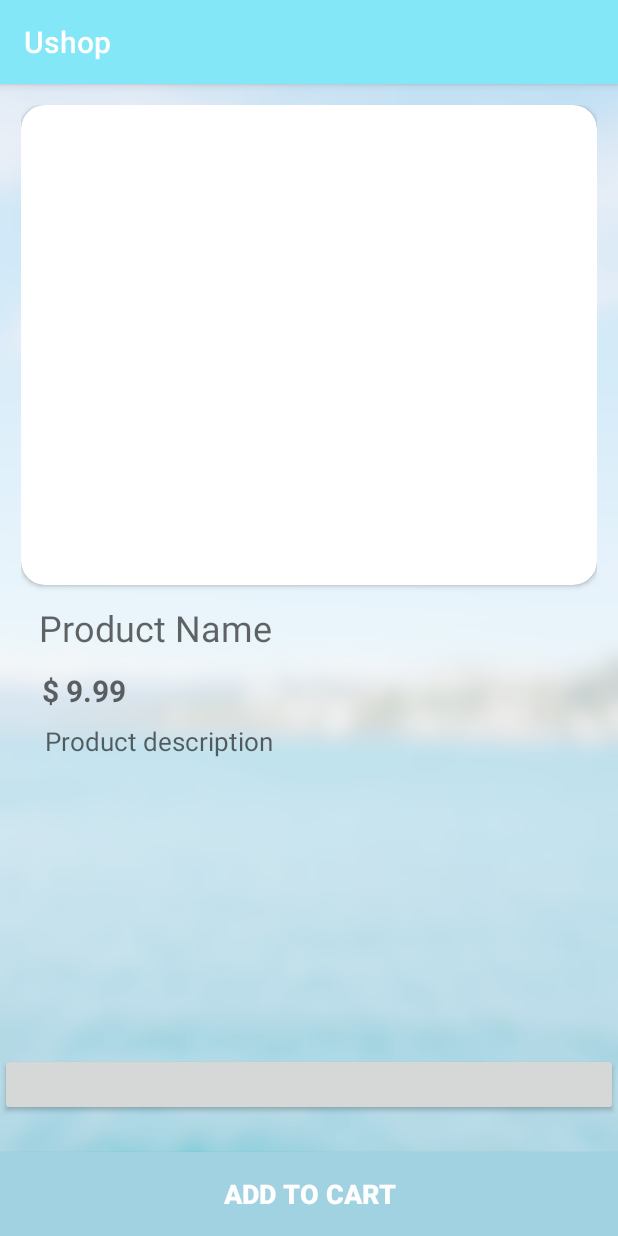
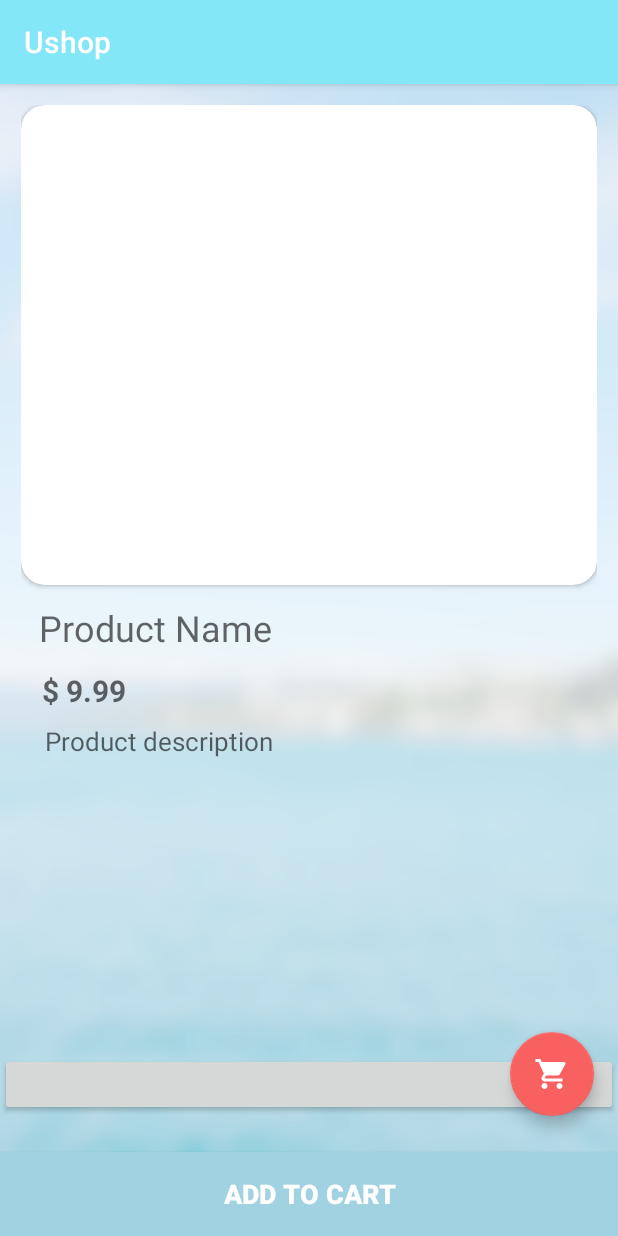
Before and after one commit to naileshvrsn/UShopApp, an Android app: the ProductDetailActivity screen opened directly, with no data from a screen before it, on a phone screen of 412 x 824 dp. Run offline under Robolectric (Android 15) with nearby library versions, the phone set to English and light mode, and no system bars; our stand-ins replace Firebase (no records; nobody signed in at launch, a user with empty details on screens opened directly), Picasso; libraries missing offline, so code that uses them is left out: cn.pedant, com.cepheuen.elegantnumberbutton; plain views replace ElegantNumberButton; pictures from the network do not load; 9 statements that could not run were skipped.

Commit message:
cart button

```diff
--- a/app/src/main/java/com/ushop/ushopapp/ProductDetailActivity.java
+++ b/app/src/main/java/com/ushop/ushopapp/ProductDetailActivity.java
@@ -19,6 +19,7 @@ import android.widget.Toast;
 import com.cepheuen.elegantnumberbutton.view.ElegantNumberButton;
 import com.google.android.gms.tasks.OnCompleteListener;
 import com.google.android.gms.tasks.Task;
+import com.google.android.material.floatingactionbutton.FloatingActionButton;
 import com.google.firebase.auth.FirebaseAuth;
 import com.google.firebase.auth.FirebaseUser;
 import com.google.firebase.firestore.CollectionReference;
@@ -47,6 +48,7 @@ public class ProductDetailActivity extends AppCompatActivity {
     private String store;
     FirebaseUser currentUser;
     Product currentProduct;
+    private FloatingActionButton cartBtn;
 
     private static final String TAG = "ProductDetailActivity";
 
@@ -72,6 +74,7 @@ public class ProductDetailActivity extends AppCompatActivity {
         description = findViewById(R.id.product_description);
         addToCart = findViewById(R.id.addtocart);
         quantityButton = findViewById(R.id.quantityButton);
+        cartBtn = findViewById(R.id.cartViewbtnProductDetail);
 
         switch (store){
             case "Countdown":
@@ -145,6 +148,13 @@ public class ProductDetailActivity extends AppCompatActivity {
                 addProducttoCart();
             }
         });
+
+        cartBtn.setOnClickListener(new View.OnClickListener() {
+            @Override
+            public void onClick(View v) {
+                startActivity(new Intent(getApplicationContext(),CartListActivity.class));
+            }
+        });
     }
 
     private void addProducttoCart() {
--- a/app/src/main/res/layout/activity_product_detail.xml
+++ b/app/src/main/res/layout/activity_product_detail.xml
@@ -73,6 +73,15 @@
         app:textColor="@color/appDarkBlueGreen"
         app:backGroundColor="@color/white"/>
 
+    <com.google.android.material.floatingactionbutton.FloatingActionButton
+        android:id="@+id/cartViewbtnProductDetail"
+        android:layout_width="wrap_content"
+        android:layout_height="wrap_content"
+        android:layout_above="@+id/addtocart"
+        android:layout_alignParentRight="true"
+        android:layout_marginEnd="16dp"
+        android:src="@drawable/ic_shopping_cart_blue_24dp"/>
+
     <Button
         style="@style/ButtonsStyle"
         android:id="@+id/addtocart"
```
